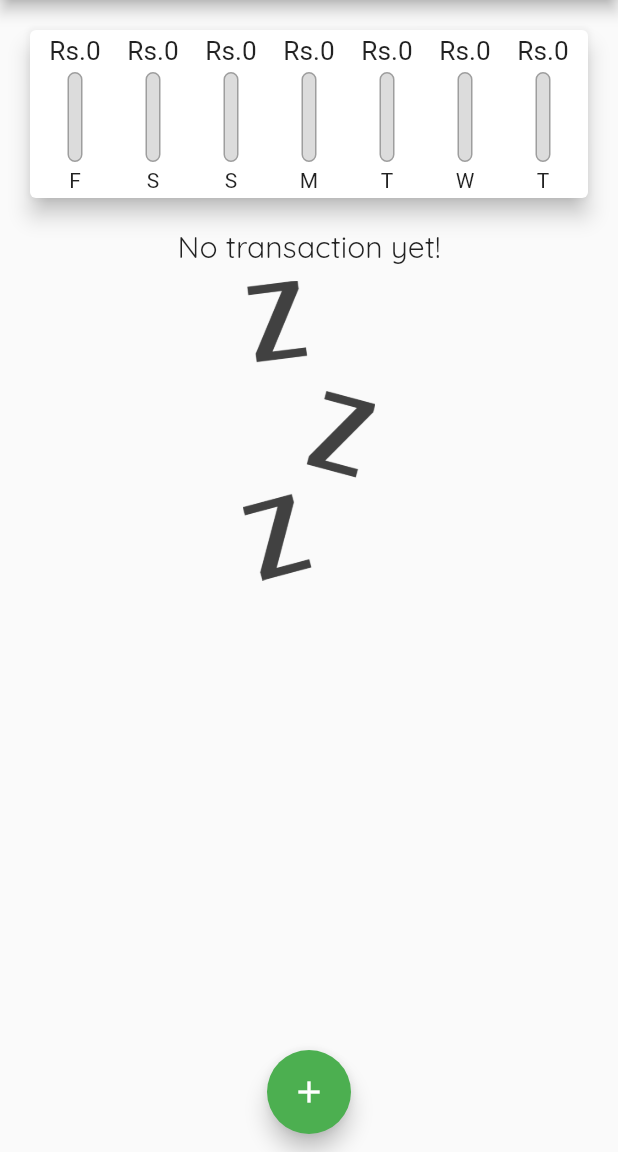
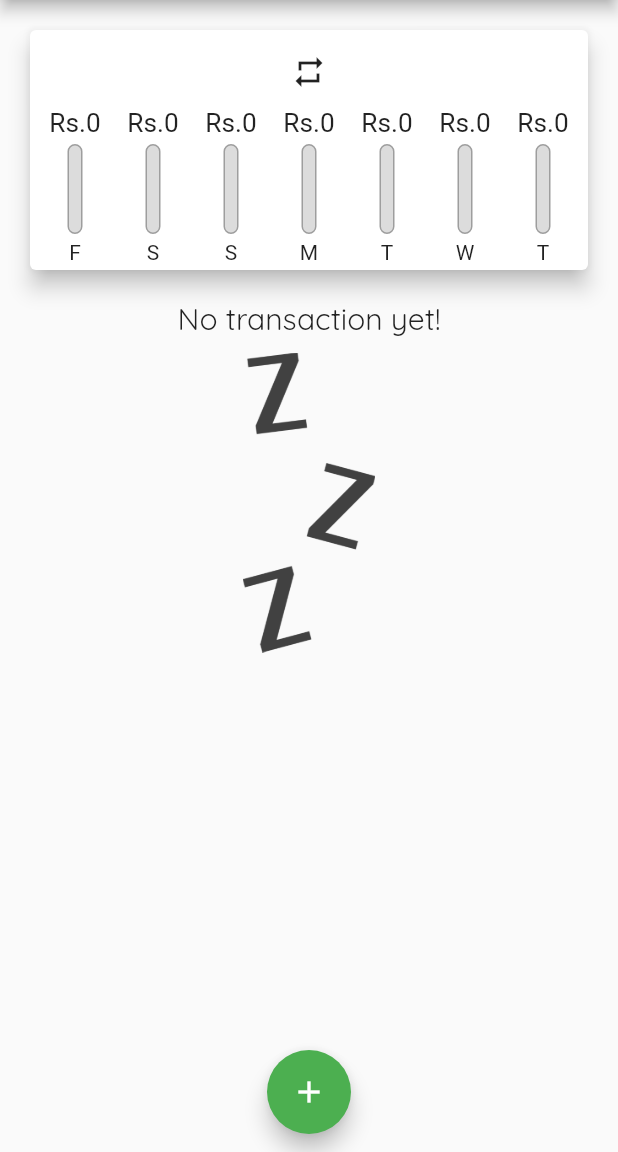
Before and after one commit to umairliaqat33/expenses_app, a Flutter app: the StartScreen screen opened directly, on a phone screen of 412 x 824 dp, the part 84-1236 px from its top. Run offline on Flutter 3.47's test engine with Material 2 defaults, Android fonts, the light colour scheme and no system bars; our stand-ins replace animated_text_kit, cloud_firestore, firebase_auth, firebase_core, fluttertoast, modal_progress_hud; accounts and stored records are empty; Roboto replaces fonts that are missing (Open Sans).

Commit message:
was not able to solve Chart data issue, so added a reload button. complete by my side now

```diff
--- a/lib/widgets/chart.dart
+++ b/lib/widgets/chart.dart
@@ -1,3 +1,4 @@
+import 'package:expenses_app/screens/MainScreen.dart';
 import 'package:firebase_auth/firebase_auth.dart';
 import 'package:flutter/material.dart';
 import 'package:expenses_app/models/Transact.dart';
@@ -54,7 +55,13 @@ class Chart extends StatelessWidget {
         margin: EdgeInsets.all(20),
         child: Padding(
           padding: EdgeInsets.all(4.0),
-          child: Row(
+          child: Column(
+            children: [
+              IconButton(onPressed: (){
+                Navigator.pushReplacement(
+                    context, MaterialPageRoute(builder: (context) => StartScreen()));
+              }, icon: Icon(Icons.repeat)),
+              Row(
                 mainAxisAlignment: MainAxisAlignment.spaceAround,
                 children: groupedTransactionsValues.map((data) {
                   Transactions.clearit();
@@ -70,6 +77,8 @@ class Chart extends StatelessWidget {
                   );
                 }).toList(),
               ),
+            ],
+          ),
         ),
       );
       }
--- a/lib/widgets/transaction_list.dart
+++ b/lib/widgets/transaction_list.dart
@@ -20,12 +20,14 @@ class _TransactionListState extends State<TransactionList> {
 
   @override
   void initState() {
-    Transactions transact=Transactions();
-    transact.getList();
-    transact.recentTransactions;
-
+    setState((){
+      Transactions transact=Transactions();
+      transact.getList();
+      transact.recentTransactions;
+    });
     super.initState();
   }
+
 
   @override
   Widget build(BuildContext context) {
@@ -41,8 +43,6 @@ class _TransactionListState extends State<TransactionList> {
               .orderBy('date', descending: true)
               .snapshots(),
           builder: (BuildContext context, AsyncSnapshot<QuerySnapshot> snapshot) {
-            Transactions.clearit();
-            Transactions.getList();
             return snapshot.connectionState == ConnectionState.waiting
                 ? Center(
                     child: CircularProgressIndicator(
@@ -137,11 +137,10 @@ class _TransactionListState extends State<TransactionList> {
                                     alignment: Alignment.centerRight,
                                     child: IconButton(
                                       onPressed: () {
-                                        Transactions.delete(data);
-                                        Transactions.clearit;
                                         Transactions.getList();
                                         Transactions.recentTransactions;
                                         Chart(Transactions.recentTransactions);
+                                        Transactions.delete(data);
                                       },
                                       icon: Icon(Icons.delete),
                                     ),
```
Also changed, not shown: lib/screens/MainScreen.dart (+9 -12 lines), lib/screens/welcome_screen.dart (+8 -44 lines), lib/widgets/new_transactions.dart (+1 -11 lines). Lines whose indentation alone changed are shown as unchanged.
